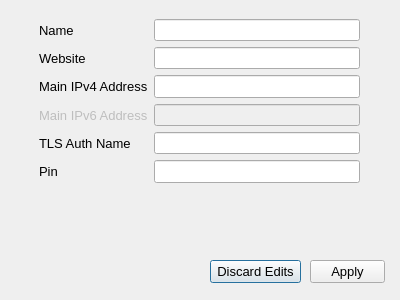
Above: serverdatadialog.ui from Sinodun/Stubby_Manager before the change. Below: the same form after it.
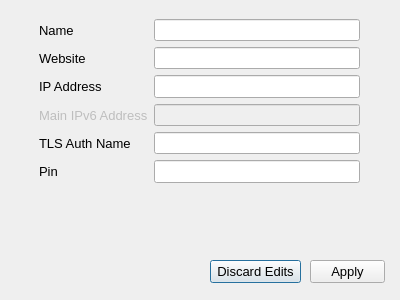
That is the form after the change. Icons and pictures are not drawn.

Patch:
```diff
--- a/serverdatadialog.ui
+++ b/serverdatadialog.ui
@@ -45,7 +45,7 @@
     <item row="2" column="0">
      <widget class="QLabel" name="label_3">
       <property name="text">
-       <string>Main IPv4 Address</string>
+       <string>IP Address</string>
       </property>
      </widget>
     </item>
```
Left out of the diff: 29 changed lines with no effect on the pictures.
